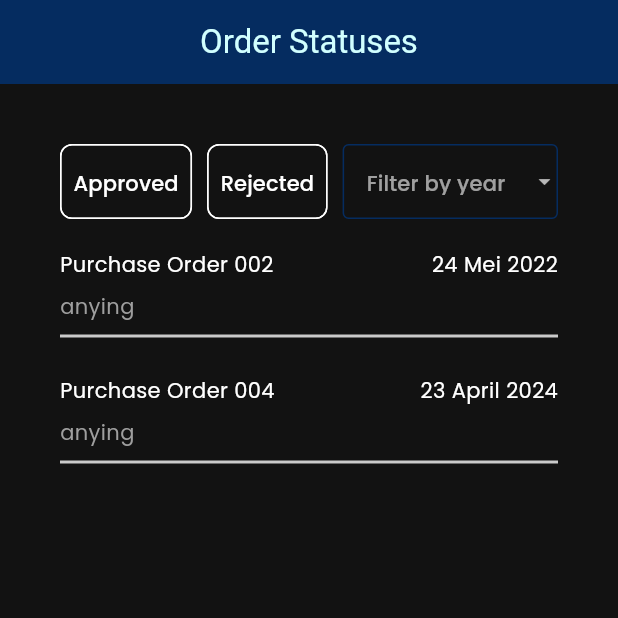
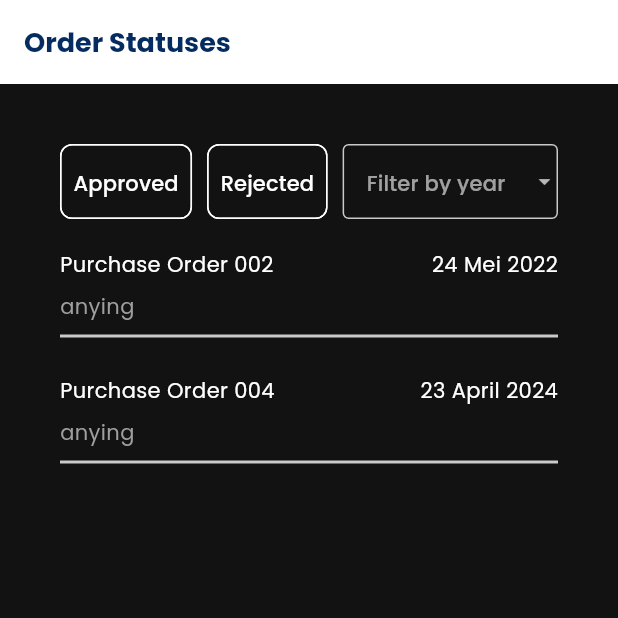
Before and after one commit to WillyCuk/ATK, a Flutter app: the OrderStatusAdmin screen opened by its route, on a phone screen of 412 x 824 dp, the top half of it. Run offline on Flutter 3.47's test engine with Material 3 defaults, Android fonts, the phone set to English and light mode, and no system bars; our stand-ins replace flutter_switch, go_router, google_fonts, image_picker.

Commit message:
commit perfect light dark mode

```diff
--- a/lib/pages/menu/admin/itemdetail.dart
+++ b/lib/pages/menu/admin/itemdetail.dart
@@ -1,5 +1,4 @@
 import 'dart:io';
-import 'package:atk/Colors/colors.dart';
 import 'package:atk/providers/itemlist.dart';
 import 'package:atk/utils/mypagebutton.dart';
 import 'package:flutter/material.dart';
--- a/lib/pages/menu/admin/orderstatus.dart
+++ b/lib/pages/menu/admin/orderstatus.dart
@@ -2,7 +2,6 @@ import 'package:atk/providers/userorder.dart';
 import 'package:flutter/material.dart';
 import 'package:google_fonts/google_fonts.dart';
 import 'package:provider/provider.dart';
-import '../../../Colors/colors.dart';
 import '../../../providers/itemlist.dart';
 import '../../../utils/ordertile.dart';
 
@@ -50,12 +49,13 @@ class _OrderStatusAdminState extends State<OrderStatusAdmin> {
 
     return Scaffold(
         appBar: AppBar(
-          title: const Text(
+          backgroundColor: Theme.of(context).appBarTheme.backgroundColor,
+          foregroundColor: Theme.of(context).appBarTheme.foregroundColor,
+          title: Text(
             "Order Statuses",
+            style:
+                GoogleFonts.poppins(fontWeight: FontWeight.bold, fontSize: 18),
           ),
-          centerTitle: true,
-          backgroundColor: AppColor.appBarBackground,
-          foregroundColor: AppColor.appBarForeground,
         ),
         body: Padding(
           padding: const EdgeInsets.all(40.0),
@@ -64,8 +64,7 @@ class _OrderStatusAdminState extends State<OrderStatusAdmin> {
               height: 50,
               child: Row(
                 children: [
-                  SizedBox(
-                    child: ChoiceChip(
+                  ChoiceChip(
                       showCheckmark: false,
                       padding: const EdgeInsets.symmetric(vertical: 15),
                       selectedColor: Colors.pink,
@@ -82,7 +81,6 @@ class _OrderStatusAdminState extends State<OrderStatusAdmin> {
                           _selectedVal = null;
                         });
                       }),
-                  ),
                   const SizedBox(width: 10),
                   ChoiceChip(
                       showCheckmark: false,
@@ -113,12 +111,14 @@ class _OrderStatusAdminState extends State<OrderStatusAdmin> {
                       decoration: InputDecoration(
                         enabledBorder: OutlineInputBorder(
                           borderSide: BorderSide(
-                            color: AppColor.blueDivider,
+                            color:
+                                Theme.of(context).colorScheme.primaryContainer,
                           ),
                         ),
                         focusedBorder: OutlineInputBorder(
                           borderSide: BorderSide(
-                            color: AppColor.blueDivider,
+                            color:
+                                Theme.of(context).colorScheme.primaryContainer,
                           ),
                         ),
                       ),
--- a/lib/pages/menu/user/itemdetail.dart
+++ b/lib/pages/menu/user/itemdetail.dart
@@ -1,5 +1,4 @@
 import 'dart:io';
-import 'package:atk/Colors/colors.dart';
 import 'package:atk/providers/itemlist.dart';
 import 'package:flutter/material.dart';
 import 'package:google_fonts/google_fonts.dart';
--- a/lib/pages/menu/user/stockitem.dart
+++ b/lib/pages/menu/user/stockitem.dart
@@ -3,7 +3,6 @@ import 'package:atk/utils/stocktile.dart';
 import 'package:flutter/material.dart';
 import 'package:google_fonts/google_fonts.dart';
 import 'package:provider/provider.dart';
-import '../../../Colors/colors.dart';
 
 class StockItemUser extends StatelessWidget {
   const StockItemUser({super.key});
--- a/lib/router/router.dart
+++ b/lib/router/router.dart
@@ -6,7 +6,7 @@ import "package:atk/pages/menu/admin/orderstatus.dart";
 import "package:atk/pages/menu/user/itemrequest.dart";
 import "package:atk/pages/menu/user/stockitem.dart";
 import "package:atk/pages/menu/admin/rejected.dart";
-import "package:atk/pages/user/admin/settings.dart";
+// import "package:atk/pages/user/admin/settings.dart";
 import "package:atk/router/routernamed.dart";
 import "package:flutter/material.dart";
 import "package:go_router/go_router.dart";
@@ -21,7 +21,7 @@ import "../pages/menu/admin/stockitem.dart";
 import "../pages/menu/user/itemdetail.dart";
 import "../pages/menu/user/rejected.dart";
 import "../pages/user/admin/register.dart";
-import "../providers/user.dart";
+// import "../providers/user.dart";
 
 class MyRouter {
   GoRouter router = GoRouter(
@@ -63,12 +63,12 @@ class MyRouter {
             pageBuilder: (context, state) {
               return MaterialPage(child: DashboardUserPage());
             }),
-        GoRoute(
-            path: "/settings",
-            name: RouterName.settingsPage,
-            pageBuilder: (context, state) {
-              return const MaterialPage(child: Settings());
-            }),
+        // GoRoute(
+        //     path: "/settings",
+        //     name: RouterName.settingsPage,
+        //     pageBuilder: (context, state) {
+        //       return const MaterialPage(child: Settings());
+        //     }),
         GoRoute(
             path: "/stock_item_admin",
             name: RouterName.stockItemAdminPage,
--- a/lib/theme/dark.dart
+++ b/lib/theme/dark.dart
@@ -7,6 +7,9 @@ ThemeData darkMode = ThemeData(
     appBarTheme: const AppBarTheme(
       foregroundColor: Color.fromARGB(255, 5, 44, 96),
       backgroundColor: Color.fromARGB(255, 255, 255, 255),
+    ),
+    bottomSheetTheme: const BottomSheetThemeData(
+      backgroundColor: Color.fromARGB(255, 5, 44, 96),
     ),
     dividerTheme: const DividerThemeData(color: Colors.white, thickness: 3),
     colorScheme: const ColorScheme.dark(
--- a/pubspec.yaml
+++ b/pubspec.yaml
@@ -36,7 +36,7 @@ dependencies:
   cupertino_icons: ^1.0.6
   google_fonts: ^6.2.1
   provider: ^6.1.2
-  go_router: ^13.2.3
+  go_router: ^14.1.3
   image_picker: ^1.0.7
   intl: ^0.18.0
   lite_rolling_switch: ^1.0.1
@@ -51,7 +51,7 @@ dev_dependencies:
   # activated in the `analysis_options.yaml` file located at the root of your
   # package. See that file for information about deactivating specific lint
   # rules and activating additional ones.
-  flutter_lints: ^3.0.0
+  flutter_lints: ^4.0.0
 
 # For information on the generic Dart part of this file, see the
 # following page: https://dart.dev/tools/pub/pubspec
```
Also changed, not shown: lib/pages/user/admin/settings.dart (+14 -14 lines), pubspec.lock, 2 other files. Lines whose indentation alone changed are shown as unchanged.
